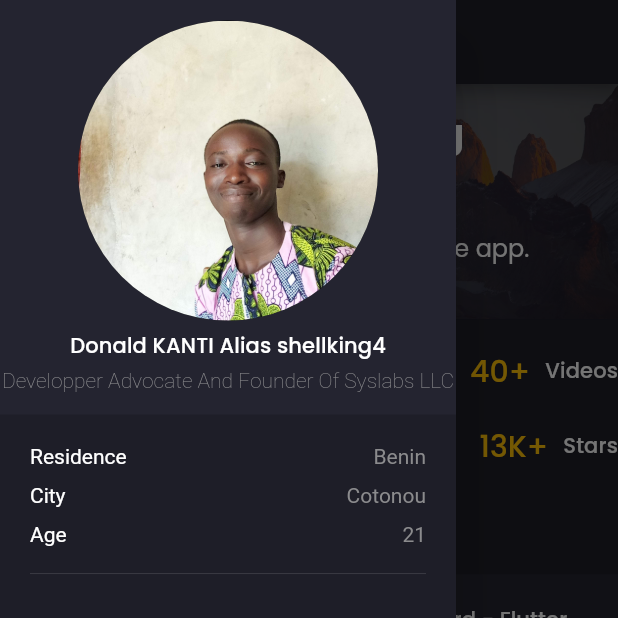
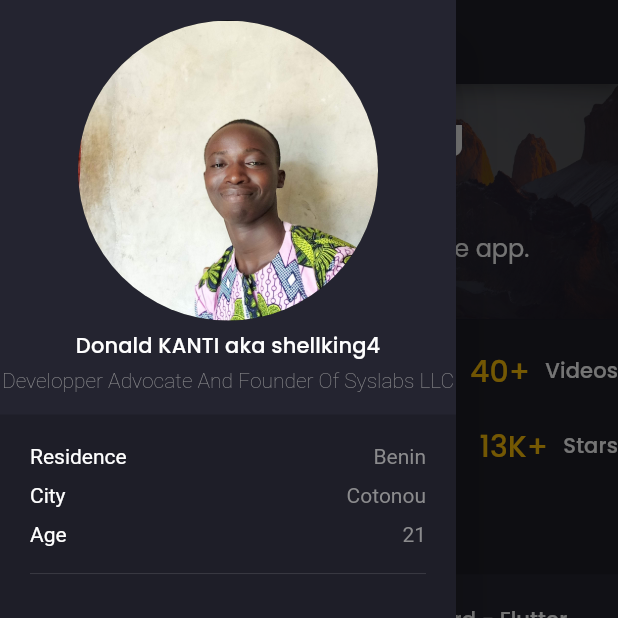
Before and after one commit to shellking4/my_portfolio, a Flutter app: the screen it shows after launch, with the side drawer open, on a phone screen of 412 x 824 dp, the top half of it. Run offline on Flutter 3.47's test engine with Material 2 defaults, Android fonts, the phone set to English and light mode, and no system bars; drawn by our look-alikes of animated_text_kit; our stand-ins replace flutter_svg, font_awesome_flutter, google_fonts; missing offline and left inert: dart:html.

Commit message:
committed some changes

```diff
--- a/lib/components/my_info.dart
+++ b/lib/components/my_info.dart
@@ -22,7 +22,7 @@ class MyInfo extends StatelessWidget {
             ),
             Spacer(),
             Text(
-              "Donald KANTI Alias shellking4",
+              "Donald KANTI aka shellking4",
               style: Theme.of(context).textTheme.subtitle2,
             ),
             Text(
```
